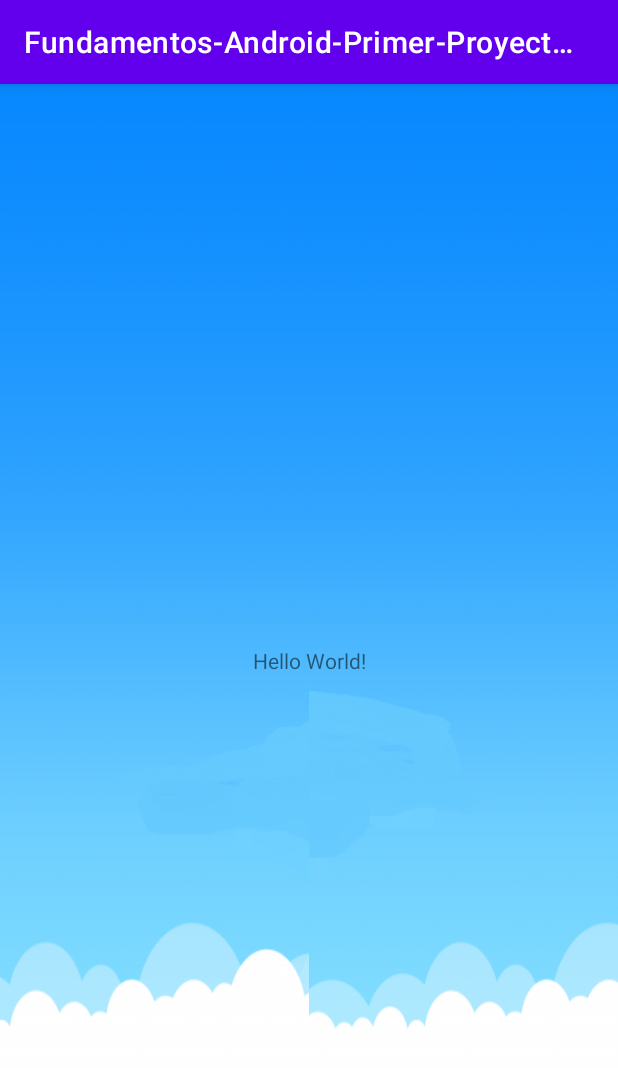
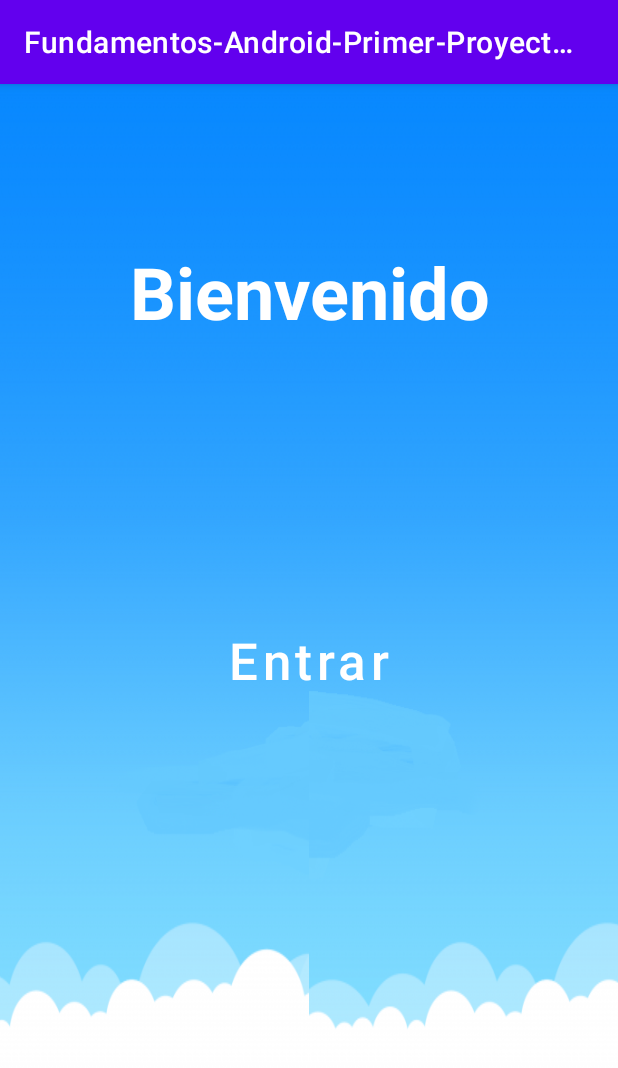
Before and after one commit to antoniaggoupc/FundamentosAndroidPrimerProyectoWeek3, an Android app: the screen it shows after launch (MainActivity), on a phone screen of 412 x 824 dp. Shown: the top 1068 px of the screen. Run offline under Robolectric (Android 15) with nearby library versions, the phone set to English and light mode, and no system bars.

Commit message:
added multi-language

```diff
--- a/app/src/main/res/layout/activity_main.xml
+++ b/app/src/main/res/layout/activity_main.xml
@@ -8,12 +8,37 @@
     tools:context=".MainActivity">
 
     <TextView
+        android:id="@+id/textView"
         android:layout_width="wrap_content"
         android:layout_height="wrap_content"
-        android:text="Hello World!"
+        android:text="@string/app_welcome_pantalla_principal"
+        android:textAlignment="center"
+        android:textColor="@color/white"
+        android:textColorHighlight="@color/white"
+        android:textSize="48sp"
+        android:textStyle="bold"
         app:layout_constraintBottom_toBottomOf="parent"
         app:layout_constraintEnd_toEndOf="parent"
         app:layout_constraintStart_toStartOf="parent"
-        app:layout_constraintTop_toTopOf="parent" />
+        app:layout_constraintTop_toTopOf="parent"
+        app:layout_constraintVertical_bias="0.151" />
+
+    <Button
+        android:id="@+id/button"
+        android:layout_width="wrap_content"
+        android:layout_height="wrap_content"
+        android:background="@android:color/transparent"
+        android:text="@string/app_enter_pantalla_principal"
+        android:textAlignment="center"
+        android:textAllCaps="false"
+        android:textColor="@color/white"
+        android:textColorHighlight="@color/white"
+        android:textSize="34sp"
+        app:cornerRadius="@dimen/cardview_default_radius"
+        app:layout_constraintBottom_toBottomOf="parent"
+        app:layout_constraintEnd_toEndOf="parent"
+        app:layout_constraintStart_toStartOf="parent"
+        app:layout_constraintTop_toTopOf="parent"
+        tools:ignore="TextContrastCheck,TextContrastCheck" />
 
 </androidx.constraintlayout.widget.ConstraintLayout>
--- a/app/src/main/res/values/strings.xml
+++ b/app/src/main/res/values/strings.xml
@@ -1,3 +1,5 @@
 <resources>
     <string name="app_name">Fundamentos-Android-Primer-Proyecto-Week-3</string>
+    <string name="app_welcome_pantalla_principal">Bienvenido</string>
+    <string name="app_enter_pantalla_principal">Entrar</string>
 </resources>
```
Also changed, not shown: 3 other files.
